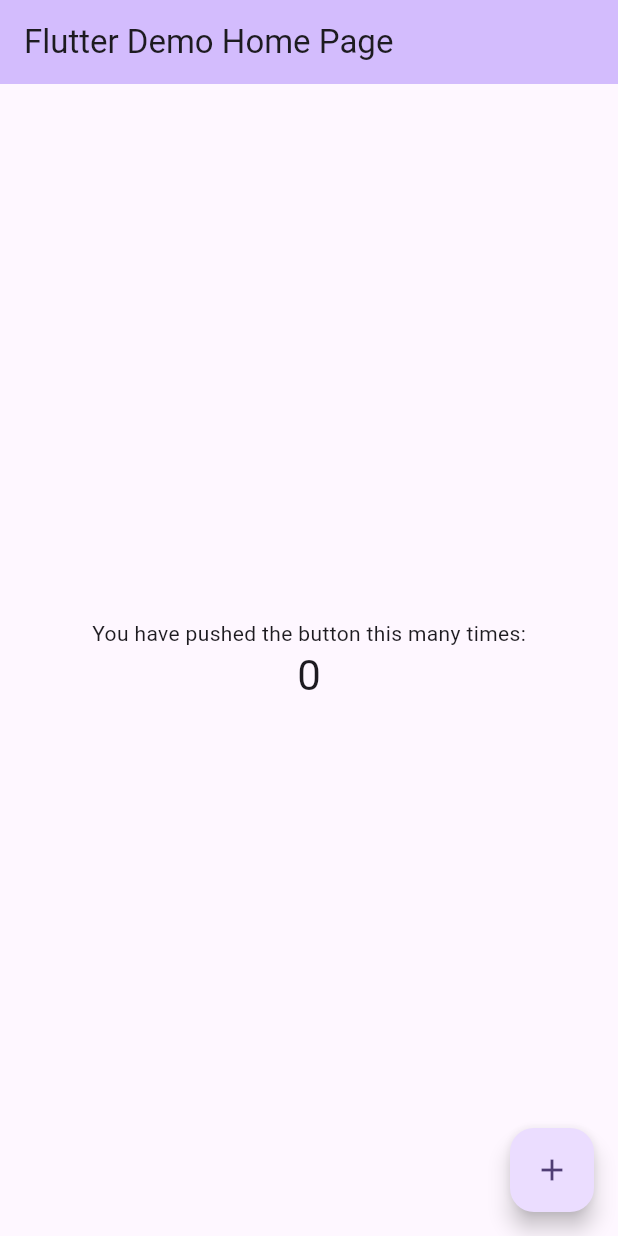
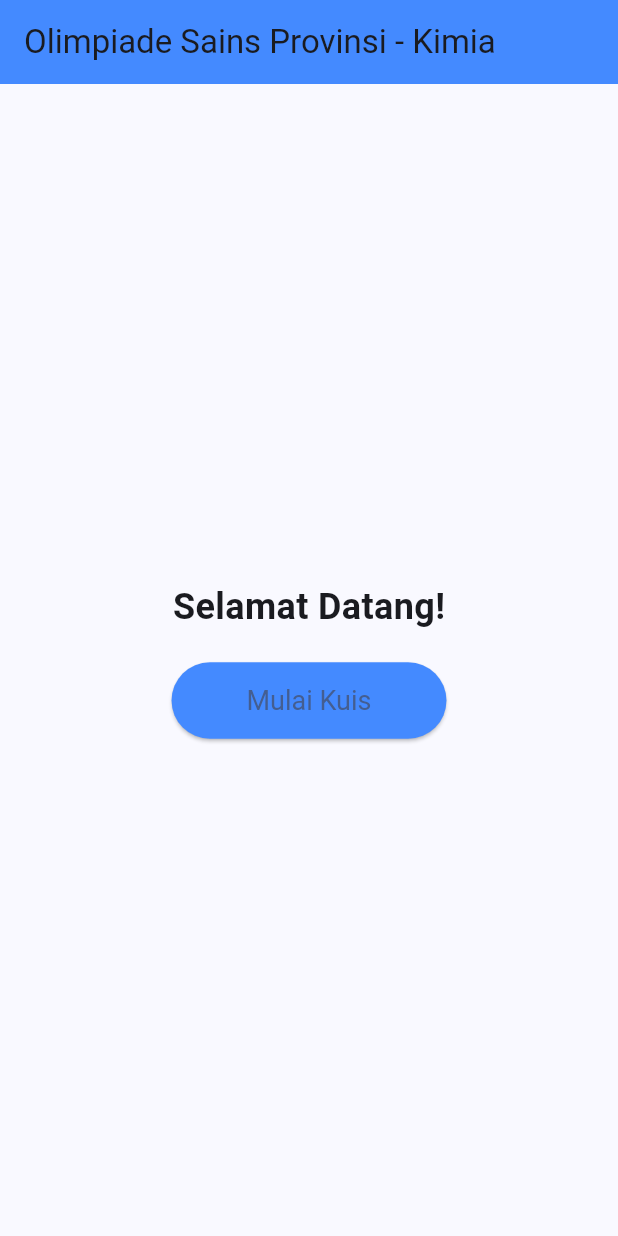
Before and after one commit to could-ai/01988f02-4b68-7489-a681-8fa68a2cf684, a Flutter app: the screen it shows after launch, on a phone screen of 412 x 824 dp. Run offline on Flutter 3.47's test engine with Material 3 defaults, Android fonts, the phone set to English and light mode, and no system bars.

Commit message:
The main.dart file has been updated to initialize the chemistry quiz application. It now sets the title to "Kuis Kimia OSP" and designates HomeScreen as the initial screen, replacing the default template. The theme has been updated to use a blue color scheme, providing a consistent and appropriate look for the app.; The pubspec.yaml file has been updated to reflect the new project identity. The project name has been changed to "kimia_osp_kuis," and a descriptive entry has been added to clarify its purpose as a chemistry quiz application based on Provincial Science Olympiad questions. This ensures the project is properly configured and identifiable.; A new home screen has been created to serve as the main entry point for the quiz application. It features a welcoming title, "Olimpiade Sains Provinsi - Kimia," and a "Mulai Kuis" button that navigates users to the quiz screen. This provides a clear and user-friendly starting point for the app.; A new quiz screen has been implemented to display questions and handle user interactions. It dynamically loads questions, presents multiple-choice options, and tracks the user's score. When all questions are answered, it navigates to the result screen, providing a seamless quiz-taking experience.; A new result screen has been added to display the user's final score after completing the quiz. It shows the total score and provides a button to return to the home screen, allowing users to easily restart the quiz or exit. This completes the quiz flow and provides clear feedback to the user.; A new data model has been created to define the structure for quiz questions. This model includes fields for the question text, a list of options, and the correct answer index, ensuring a consistent and organized way to manage quiz data throughout the application.; A new data file has been created to store the chemistry quiz questions. It contains a list of sample questions, each with multiple-choice options and the correct answer, providing the necessary content to populate the quiz and ensure a functional and engaging user experience.

```diff
--- a/usr/lib/main.dart
+++ b/usr/lib/main.dart
@@ -1,4 +1,5 @@
 import 'package:flutter/material.dart';
+import 'screens/home_screen.dart';
 
 void main() {
   runApp(const MyApp());
@@ -7,114 +8,16 @@ void main() {
 class MyApp extends StatelessWidget {
   const MyApp({super.key});
 
-  // This widget is the root of your application.
   @override
   Widget build(BuildContext context) {
     return MaterialApp(
-      title: 'Flutter Demo',
+      title: 'Kuis Kimia OSP',
       debugShowCheckedModeBanner: false,
       theme: ThemeData(
-        // This is the theme of your application.
-        //
-        // TRY THIS: Try running your application with "flutter run". You'll see
-        // the application has a purple toolbar. Then, without quitting the app,
-        // try changing the seedColor in the colorScheme below to Colors.green
-        // and then invoke "hot reload" (save your changes or press the "hot
-        // reload" button in a Flutter-supported IDE, or press "r" if you used
-        // the command line to start the app).
-        //
-        // Notice that the counter didn't reset back to zero; the application
-        // state is not lost during the reload. To reset the state, use hot
-        // restart instead.
-        //
-        // This works for code too, not just values: Most code changes can be
-        // tested with just a hot reload.
-        colorScheme: ColorScheme.fromSeed(seedColor: Colors.deepPurple),
+        colorScheme: ColorScheme.fromSeed(seedColor: Colors.blueAccent),
+        useMaterial3: true,
       ),
-      home: const MyHomePage(title: 'Flutter Demo Home Page'),
+      home: const HomeScreen(),
     );
   }
 }
-
-class MyHomePage extends StatefulWidget {
-  const MyHomePage({super.key, required this.title});
-
-  // This widget is the home page of your application. It is stateful, meaning
-  // that it has a State object (defined below) that contains fields that affect
-  // how it looks.
-
-  // This class is the configuration for the state. It holds the values (in this
-  // case the title) provided by the parent (in this case the App widget) and
-  // used by the build method of the State. Fields in a Widget subclass are
-  // always marked "final".
-
-  final String title;
-
-  @override
-  State<MyHomePage> createState() => _MyHomePageState();
-}
-
-class _MyHomePageState extends State<MyHomePage> {
-  int _counter = 0;
-
-  void _incrementCounter() {
-    setState(() {
-      // This call to setState tells the Flutter framework that something has
-      // changed in this State, which causes it to rerun the build method below
-      // so that the display can reflect the updated values. If we changed
-      // _counter without calling setState(), then the build method would not be
-      // called again, and so nothing would appear to happen.
-      _counter++;
-    });
-  }
-
-  @override
-  Widget build(BuildContext context) {
-    // This method is rerun every time setState is called, for instance as done
-    // by the _incrementCounter method above.
-    //
-    // The Flutter framework has been optimized to make rerunning build methods
-    // fast, so that you can just rebuild anything that needs updating rather
-    // than having to individually change instances of widgets.
-    return Scaffold(
-      appBar: AppBar(
-        // TRY THIS: Try changing the color here to a specific color (to
-        // Colors.amber, perhaps?) and trigger a hot reload to see the AppBar
-        // change color while the other colors stay the same.
-        backgroundColor: Theme.of(context).colorScheme.inversePrimary,
-        // Here we take the value from the MyHomePage object that was created by
-        // the App.build method, and use it to set our appbar title.
-        title: Text(widget.title),
-      ),
-      body: Center(
-        // Center is a layout widget. It takes a single child and positions it
-        // in the middle of the parent.
-        child: Column(
-          // Column is also a layout widget. It takes a list of children and
-          // arranges them vertically. By default, it sizes itself to fit its
-          // children horizontally, and tries to be as tall as its parent.
-          //
-          // Column has various properties to control how it sizes itself and
-          // how it positions its children. Here we use mainAxisAlignment to
-          // center the children vertically; the main axis here is the vertical
-          // axis because Columns are vertical (the cross axis would be
-          // horizontal).
-          //
-          // TRY THIS: Invoke "debug painting" (choose the "Toggle Debug Paint"
-          // action in the IDE, or press "p" in the console), to see the
-          // wireframe for each widget.
-          mainAxisAlignment: MainAxisAlignment.center,
-          children: <Widget>[
-            const Text('You have pushed the button this many times:'),
-            Text('$_counter', style: Theme.of(context).textTheme.headlineMedium),
-          ],
-        ),
-      ),
-      floatingActionButton: FloatingActionButton(
-        onPressed: _incrementCounter,
-        tooltip: 'Increment',
-        child: const Icon(Icons.add),
-      ), // This trailing comma makes auto-formatting nicer for build methods.
-    );
-  }
-}
--- /dev/null
+++ b/usr/lib/screens/home_screen.dart
@@ -0,0 +1,42 @@
+import 'package:flutter/material.dart';
+import 'quiz_screen.dart';
+
+class HomeScreen extends StatelessWidget {
+  const HomeScreen({super.key});
+
+  @override
+  Widget build(BuildContext context) {
+    return Scaffold(
+      appBar: AppBar(
+        title: const Text('Olimpiade Sains Provinsi - Kimia'),
+        backgroundColor: Colors.blueAccent,
+      ),
+      body: Center(
+        child: Column(
+          mainAxisAlignment: MainAxisAlignment.center,
+          children: [
+            const Text(
+              'Selamat Datang!',
+              style: TextStyle(fontSize: 24, fontWeight: FontWeight.bold),
+            ),
+            const SizedBox(height: 20),
+            ElevatedButton(
+              onPressed: () {
+                Navigator.push(
+                  context,
+                  MaterialPageRoute(builder: (context) => const QuizScreen()),
+                );
+              },
+              style: ElevatedButton.styleFrom(
+                backgroundColor: Colors.blueAccent,
+                padding: const EdgeInsets.symmetric(horizontal: 50, vertical: 15),
+                textStyle: const TextStyle(fontSize: 18),
+              ),
+              child: const Text('Mulai Kuis'),
+            ),
+          ],
+        ),
+      ),
+    );
+  }
+}
```
Also changed, not shown: usr/lib/data/questions.dart (added, +29 -0 lines), usr/lib/models/question.dart (added, +11 -0 lines), usr/lib/screens/quiz_screen.dart (added, +88 -0 lines), usr/lib/screens/result_screen.dart (added, +50 -0 lines), usr/pubspec.yaml (+3 -72 lines).
